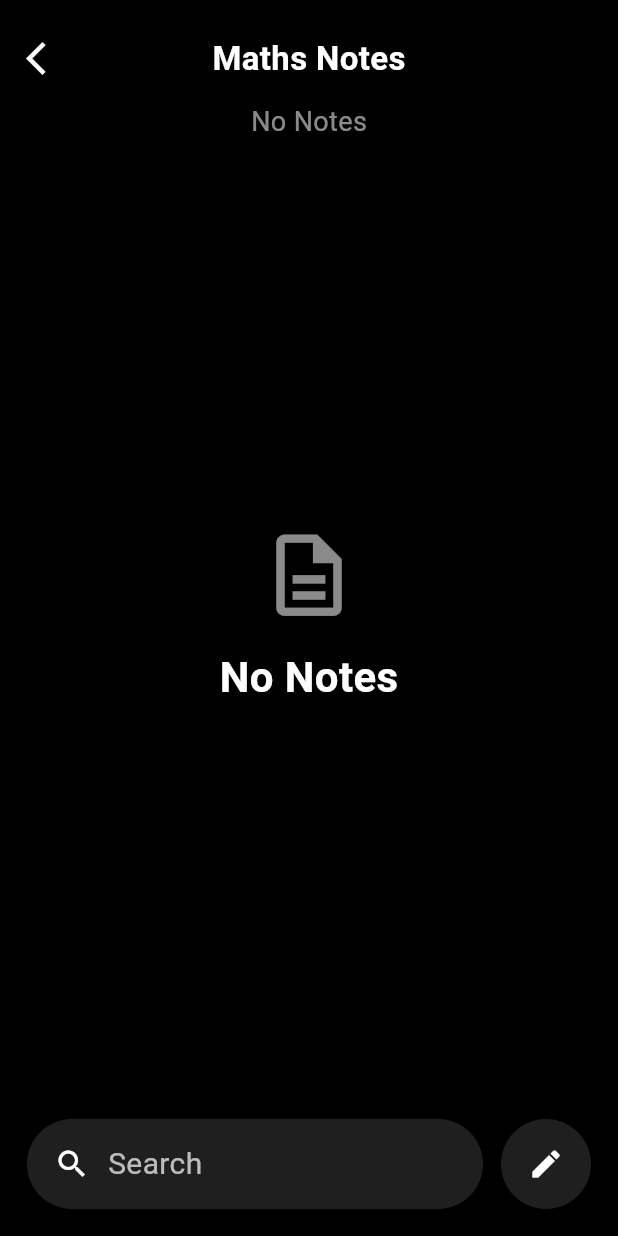
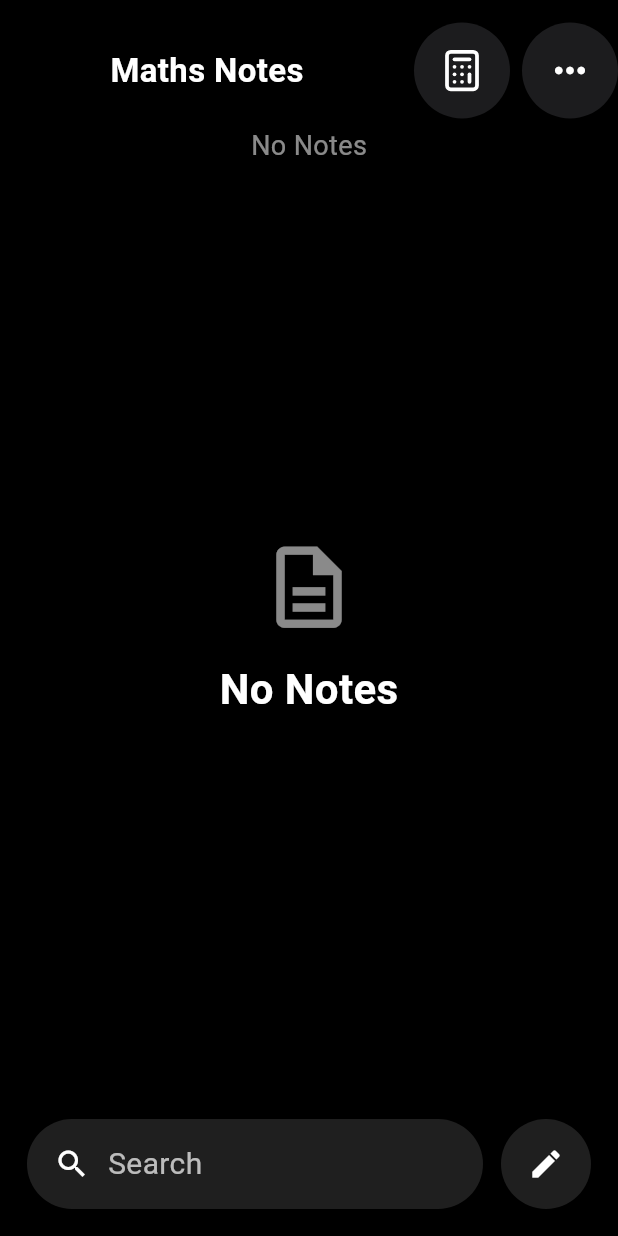
Before and after one commit to Sakshimakwana/calculator, a Flutter app: the MathsNotesScreen screen opened directly with empty values, on a phone screen of 412 x 824 dp. Run offline on Flutter 3.47's test engine with Material 3 defaults, Android fonts, the phone set to English and light mode, and no system bars; our stand-ins replace font_awesome_flutter, google_fonts, lucide_icons_flutter.

Commit message:
update calculator

```diff
--- a/lib/calculator/calculator_screen.dart
+++ b/lib/calculator/calculator_screen.dart
@@ -368,19 +368,19 @@ class _CalculatorScreenState extends State<CalculatorScreen> {
 
     if (selectedMode == 'Scientific') {
       return ScientificCalculator(
-        onBack: goBackToBasic,
+        onModeMenu: showModeMenu,
       );
     }
 
     if (selectedMode == 'Convert') {
       return ConverterScreen(
-        onBack: goBackToBasic,
+        onModeMenu: showModeMenu,
       );
     }
 
     if (selectedMode == 'Maths Notes') {
       return MathsNotesScreen(
-        onBack: goBackToBasic,
+        onModeMenu: showModeMenu,
       );
     }
 
--- a/lib/calculator/widgets/converter_screen.dart
+++ b/lib/calculator/widgets/converter_screen.dart
@@ -7,11 +7,11 @@ import '../widgets/calculator_button.dart';
 import '../widgets/calculator_top_button.dart';
 
 class ConverterScreen extends StatefulWidget {
-  final VoidCallback onBack;
+  final VoidCallback onModeMenu;
 
   const ConverterScreen({
     super.key,
-    required this.onBack,
+    required this.onModeMenu,
   });
 
   @override
@@ -194,7 +194,7 @@ class _ConverterScreenState
                       color: Colors.white,
                       size: 30,
                     ),
-                    onTap: widget.onBack,
+                    onTap: widget.onModeMenu,
                   ),
                 ],
               ),
--- a/lib/calculator/widgets/maths_notes_screen.dart
+++ b/lib/calculator/widgets/maths_notes_screen.dart
@@ -1,11 +1,13 @@
 import 'package:flutter/material.dart';
+import '../icons/calculator_icons.dart';
+import 'calculator_top_button.dart';
 
 class MathsNotesScreen extends StatefulWidget {
-  final VoidCallback onBack;
+  final VoidCallback onModeMenu;
 
   const MathsNotesScreen({
     super.key,
-    required this.onBack,
+    required this.onModeMenu,
   });
 
   @override
@@ -77,15 +79,6 @@ class _MathsNotesScreenState
 
             Row(
               children: [
-                IconButton(
-                  onPressed: widget.onBack,
-                  icon: const Icon(
-                    Icons.arrow_back_ios_new,
-                    color: Colors.white,
-                    size: 26,
-                  ),
-                ),
-
                 const Spacer(),
 
                 const Text(
@@ -99,7 +92,25 @@ class _MathsNotesScreenState
 
                 const Spacer(),
 
-                const SizedBox(width: 48),
+                CalculatorTopButton(
+                  icon: const Icon(
+                    CalculatorIcons.calculator,
+                    color: Colors.white,
+                    size: 30,
+                  ),
+                  onTap: widget.onModeMenu,
+                ),
+
+                const SizedBox(width: 8),
+
+                CalculatorTopButton(
+                  icon: const Icon(
+                    Icons.more_horiz,
+                    color: Colors.white,
+                    size: 30,
+                  ),
+                  onTap: () {},
+                ),
               ],
             ),
             const SizedBox(height: 5),
```
Also changed, not shown: lib/calculator/widgets/scientific_calculator.dart (+18 -14 lines).
